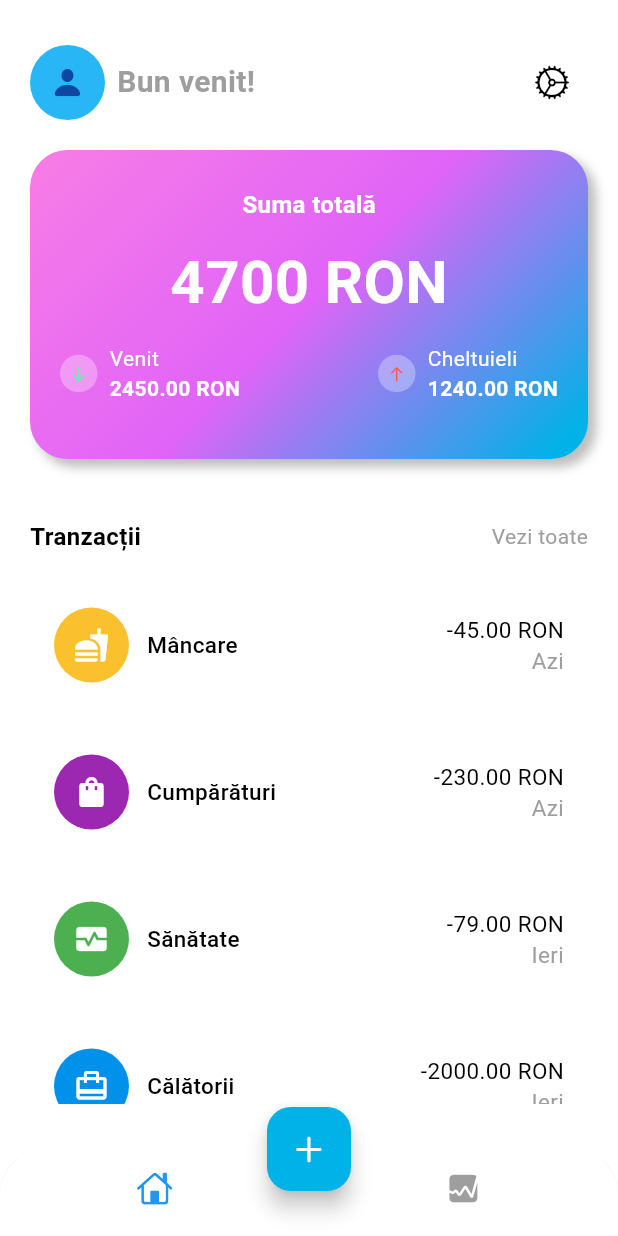
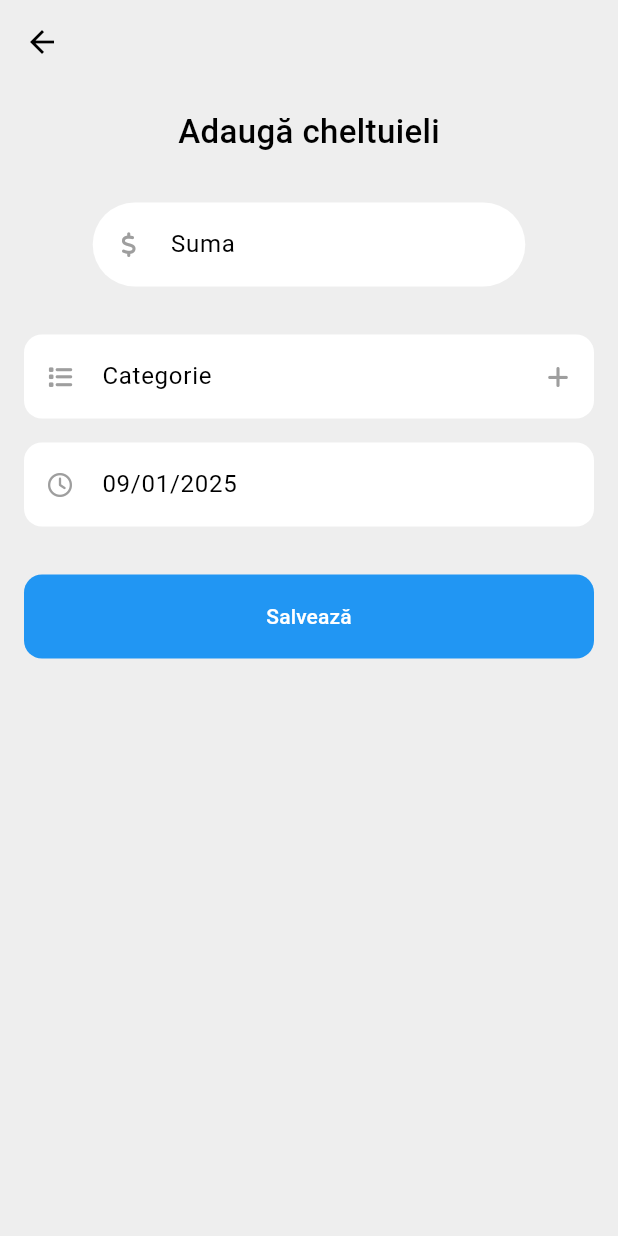
Before and after one commit to madalinacote/SMA_app, a Flutter app: the screen it shows after launch, after a tap on an icon or button, on a phone screen of 412 x 824 dp. Run offline on Flutter 3.47's test engine with Material 3 defaults, Android fonts, the light colour scheme and no system bars; our stand-ins replace fl_chart, flutter_colorpicker, font_awesome_flutter.

Commit message:
home screen and statistics screen version 1.0

```diff
--- a/lib/app_view.dart
+++ b/lib/app_view.dart
@@ -13,12 +13,12 @@ class MyAppView extends StatelessWidget{
       title: "Expense Tracker",
       theme: ThemeData(
         colorScheme: ColorScheme.light(
-          background: Colors.grey.shade100,
-          onBackground: Colors.black,
+          surface: Colors.grey.shade200,
+          onSurface: Colors.black,
           primary: const Color(0xFF00B2E7),
           secondary: const Color(0xFFE064F7),
           tertiary: const Color(0xFFF67BE7),
-          outline: Colors.grey
+          outline: Colors.grey.shade700
         )
       ),
       home: const HomeScreen(),
--- /dev/null
+++ b/lib/screens/add_expense/views/add_expense.dart
@@ -0,0 +1,307 @@
+import 'package:flutter/cupertino.dart';
+import 'package:flutter/material.dart';
+import 'package:flutter_colorpicker/flutter_colorpicker.dart';
+import 'package:font_awesome_flutter/font_awesome_flutter.dart';
+import 'package:intl/intl.dart';
+
+class AddExpense extends StatefulWidget{
+  const AddExpense({super.key});
+
+  @override
+  State<AddExpense> createState() => _AddExpenseState();
+}
+
+class _AddExpenseState extends State<AddExpense> {
+  TextEditingController expenseController = TextEditingController();
+  TextEditingController categoryController = TextEditingController();
+  TextEditingController dateController = TextEditingController();
+  DateTime selectDate = DateTime.now();
+
+  List<String> myCategoriesIcons = [
+    'bills',
+    'entertainment',
+    'food',
+    'health',
+    'home',
+    'pet',
+    'shopping',
+    'tech',
+    'travel'
+  ];
+
+  String iconSelected = '';
+
+  @override
+  void initState() {
+    dateController.text = DateFormat('dd/MM/yyyy').format(DateTime.now());   // used for displaying the date correctly
+    super.initState();
+  }
+
+  @override
+  Widget build(BuildContext context){
+    return GestureDetector(
+      onTap: () => FocusScope.of(context).unfocus(),  // when you click outside the textboxes, it will unselect the text fields
+      child: Scaffold(
+          backgroundColor: Theme.of(context).colorScheme.surface,
+        appBar: AppBar(
+          backgroundColor: Theme.of(context).colorScheme.surface,
+        ),
+        body: Padding(
+          padding: const EdgeInsets.all(16.0),
+          child: Column(
+            crossAxisAlignment: CrossAxisAlignment.center,
+            children: [
+              const Text(
+                "Adaugă cheltuieli",
+                style: TextStyle(
+                  fontSize: 22,
+                  fontWeight: FontWeight.w500
+                ),
+              ),
+              const SizedBox(height: 32),
+              SizedBox(
+                width: MediaQuery.of(context).size.width * 0.7,
+                child: TextFormField(   // a different field for each detail about the transaction - here is the amount
+                  controller: expenseController,
+                  textAlignVertical: TextAlignVertical.center,
+                  decoration: InputDecoration(
+                    filled: true,
+                    fillColor: Colors.white,
+                    prefixIcon: const Icon(
+                        FontAwesomeIcons.dollarSign,
+                        size: 16,
+                        color: Colors.grey,
+                    ),
+                    hintText: 'Suma',  // a hint about what you have to enter in the field
+                    border: OutlineInputBorder(
+                      borderRadius: BorderRadius.circular(30),
+                      borderSide: BorderSide.none
+                    ),
+                  ),
+                ),
+              ),
+              const SizedBox(height: 32),
+              TextFormField(    // field for selecting the category
+                controller: categoryController,
+                textAlignVertical: TextAlignVertical.center,
+                readOnly: true,
+                onTap: (){
+
+                },
+                decoration: InputDecoration(
+                  filled: true,
+                  fillColor: Colors.white,
+                  prefixIcon: const Icon(
+                    FontAwesomeIcons.list,
+                    size: 16,
+                    color: Colors.grey,
+                  ),
+                  suffixIcon: IconButton(
+                    onPressed: () {
+                      showDialog(
+                          context: context,
+                          builder: (ctx) {
+                            bool isExpanded = false;
+                            return StatefulBuilder(
+                              builder: (context, setState) {
+                                return AlertDialog(
+                                  title: const Text(
+                                      'Creează o nouă categorie'
+                                  ),
+                                  content: Column(
+                                    mainAxisSize: MainAxisSize.min,
+                                    children: [
+                                      TextFormField( // field for completing the name of the new category
+                                        textAlignVertical: TextAlignVertical
+                                            .center,
+                                        decoration: InputDecoration(
+                                          filled: true,
+                                          fillColor: Colors.white,
+                                          hintText: 'Denumire',
+                                          border: OutlineInputBorder(
+                                              borderRadius: BorderRadius
+                                                  .circular(12),
+                                              borderSide: BorderSide.none
+                                          ),
+                                        ),
+                                      ),
+                                      const SizedBox(height: 16),
+                                      TextFormField( // field for completing the icon of the new category
+                                        onTap: () {
+                                          setState(() {
+                                            isExpanded = !isExpanded;
+                                          });
+                                        },
+                                        textAlignVertical: TextAlignVertical.center,
+                                        readOnly: true,
+                                        decoration: InputDecoration(
+                                          isDense: true,
+                                          filled: true,
+                                          suffixIcon: const Icon(
+                                            CupertinoIcons.chevron_down,
+                                            size: 12,),
+                                          fillColor: Colors.white,
+                                          hintText: 'Imagine',
+                                          border: OutlineInputBorder(
+                                            borderRadius: isExpanded
+                                              ? const BorderRadius.vertical(
+                                                  top: Radius.circular(12)
+                                                )
+                                              : BorderRadius.circular(12),
+                                              borderSide: BorderSide.none
+                                          ),
+                                        ),
+                                      ),
+                                      isExpanded
+                                          ? Container(
+                                        width: MediaQuery.of(context).size.width,
+                                        height: 200,
+                                        decoration: const BoxDecoration(
+                                            color: Colors.white,
+                                            borderRadius: BorderRadius.vertical(
+                                                bottom: Radius.circular(12)
+                                            )
+                                        ),
+                                        child: Padding(
+                                          padding: const EdgeInsets.all(8.0),
+                                          child: GridView.builder(
+                                            gridDelegate: const SliverGridDelegateWithFixedCrossAxisCount(
+                                                crossAxisCount: 3,
+                                                mainAxisSpacing: 5,
+                                                crossAxisSpacing: 5
+                                            ),
+                                            itemCount: myCategoriesIcons.length,
+                                            itemBuilder: (context, int i) {
+                                              return GestureDetector(
+                                                onTap: () {
+                                                  setState(() {
+                                                    iconSelected = myCategoriesIcons[i];
+                                                  });
+                                                },
+                                                child: Container(
+                                                  width: 50,
+                                                  height: 50,
+                                                  decoration: BoxDecoration(
+                                                    border: Border.all(
+                                                      width: 3,
+                                                      color: iconSelected == myCategoriesIcons[i]
+                                                          ? Colors.green
+                                                          : Colors.grey
+                                                    ),
+                                                    borderRadius: BorderRadius.circular(12),
+                                                    image: DecorationImage(
+                                                      image: AssetImage(
+                                                        'assets/${myCategoriesIcons[i]}.png'
+                                                      )
+                                                    )
+                                                  ),
+                                                ),
+                                              );
+                                            }
+                                          ),
+                                        ),
+                                      )
+                                      : Container(),
+                                      const SizedBox(height: 16),
+                                      TextFormField( // field for completing with the color of the new category
+                                        onTap: () {
+                                          ColorPicker(
+                                            pickerColor: Colors.blue,
+                                            onColorChanged: (value) {},
+                                          );
+                                        },
+                                        textAlignVertical: TextAlignVertical.center,
+                                        readOnly: true,
+                                        decoration: InputDecoration(
+                                          filled: true,
+                                          fillColor: Colors.white,
+                                          hintText: 'Culoare',
+                                          border: OutlineInputBorder(
+                                              borderRadius: BorderRadius
+                                                  .circular(12),
+                                              borderSide: BorderSide.none
+                                          ),
+                                        ),
+                                      ),
+                                    ],
+                                  ),
+                                );
+                              }
+                            );
+                          }
+                      );
+                    },
+                    icon: const Icon(
+                      FontAwesomeIcons.plus,
+                      size: 16,
+                      color: Colors.grey,
+                    ),
+                  ),
+                  hintText: 'Categorie',
+                  border: OutlineInputBorder(
+                      borderRadius: BorderRadius.circular(12),
+                      borderSide: BorderSide.none
+                  ),
+                ),
+              ),
+              const SizedBox(height: 16),
+              TextFormField(   // field for completing with the date
+                controller: dateController,
+                textAlignVertical: TextAlignVertical.center,
+                readOnly: true,   // parameter used for not letting the user write text in the field
+                onTap: () async {
+                  DateTime? newDate = await showDatePicker(
+                      context: context,
+                      initialDate: selectDate,
+                      firstDate: DateTime.now(),
+                      lastDate: DateTime.now().add(const Duration(days: 365))
+                  );
+                  if(newDate != null){
+                    setState(() {
+                      dateController.text = DateFormat('dd/MM/yyyy').format(newDate);
+                      selectDate = newDate;
+                    });
+                  }
+                },
+                decoration: InputDecoration(
+                  filled: true,
+                  fillColor: Colors.white,
+                  prefixIcon: const Icon(
+                    FontAwesomeIcons.clock,
+                    size: 16,
+                    color: Colors.grey,
+                  ),
+                  hintText: 'Data',
+                  border: OutlineInputBorder(
+                      borderRadius: BorderRadius.circular(12),
+                      borderSide: BorderSide.none
+                  ),
+                ),
+              ),
+              const SizedBox(height: 32),
+              SizedBox(
+                width: double.infinity,
+                height: kToolbarHeight,
+                child: TextButton(
+                    onPressed: () {},
+                    style: TextButton.styleFrom(
+                      backgroundColor: Colors.blue,
+                      shape: RoundedRectangleBorder(
+                        borderRadius: BorderRadius.circular(12)
+                      )
+                    ),
+                    child: const Text(
+                      "Salvează",
+                      style: TextStyle(
+                        color: Colors.white
+                      ),
+                    )
+                ),
+              )
+            ],
+          ),
+        )
+      ),
+    );
+  }
+}
--- a/lib/screens/home/views/home_screen.dart
+++ b/lib/screens/home/views/home_screen.dart
@@ -2,7 +2,9 @@
 
 import 'package:flutter/cupertino.dart';
 import 'package:flutter/material.dart';
+import 'package:sma_app/screens/add_expense/views/add_expense.dart';
 import 'package:sma_app/screens/home/views/main_screen.dart';
+import 'package:flutter/src/widgets/navigator.dart';
 
 import '../../stats/stats.dart';
 
@@ -56,7 +58,14 @@ class HomeScreen extends StatefulWidget {
       ),
       floatingActionButtonLocation: FloatingActionButtonLocation.centerDocked,
       floatingActionButton: FloatingActionButton(
-          onPressed: () {},
+          onPressed: () {
+            Navigator.push(
+                context,
+                MaterialPageRoute<void>(
+                  builder: (BuildContext context) => const AddExpense(),
+                ),
+            );
+          },
             child: const Icon(
               CupertinoIcons.add,    // middle "add" button for adding a new expense to the list
             ),
--- a/lib/screens/home/views/main_screen.dart
+++ b/lib/screens/home/views/main_screen.dart
@@ -260,7 +260,7 @@ class MainScreen extends StatelessWidget{
                                       transactionsData[i]['name'],
                                       style: TextStyle(
                                           fontSize: 15,
-                                          color: Theme.of(context).colorScheme.onBackground,
+                                          color: Theme.of(context).colorScheme.onSurface,
                                           fontWeight: FontWeight.w500
                                       ),
                                     ),
@@ -273,7 +273,7 @@ class MainScreen extends StatelessWidget{
                                       transactionsData[i]['totalAmount'],
                                       style: TextStyle(
                                           fontSize: 15,
-                                          color: Theme.of(context).colorScheme.onBackground,
+                                          color: Theme.of(context).colorScheme.onSurface,
                                           fontWeight: FontWeight.w400
                                       ),
                                     ),
--- a/pubspec.yaml
+++ b/pubspec.yaml
@@ -12,6 +12,8 @@ dependencies:
   cupertino_icons: ^1.0.6
   font_awesome_flutter: ^10.6.0
   fl_chart: ^0.66.0
+  intl: ^0.20.1
+  flutter_colorpicker: ^1.0.3
 
 dev_dependencies:
   flutter_test:
@@ -20,3 +22,6 @@ dev_dependencies:
 
 flutter:
   uses-material-design: true
+
+  assets:
+    - assets/
```
Also changed, not shown: assets/bills.png (added), assets/entertainment.png (added), assets/food.png (added), assets/health.png (added), assets/home.png (added), assets/pet.png (added), assets/shopping.png (added), assets/tech.png (added), assets/travel.png (added), pubspec.lock.
